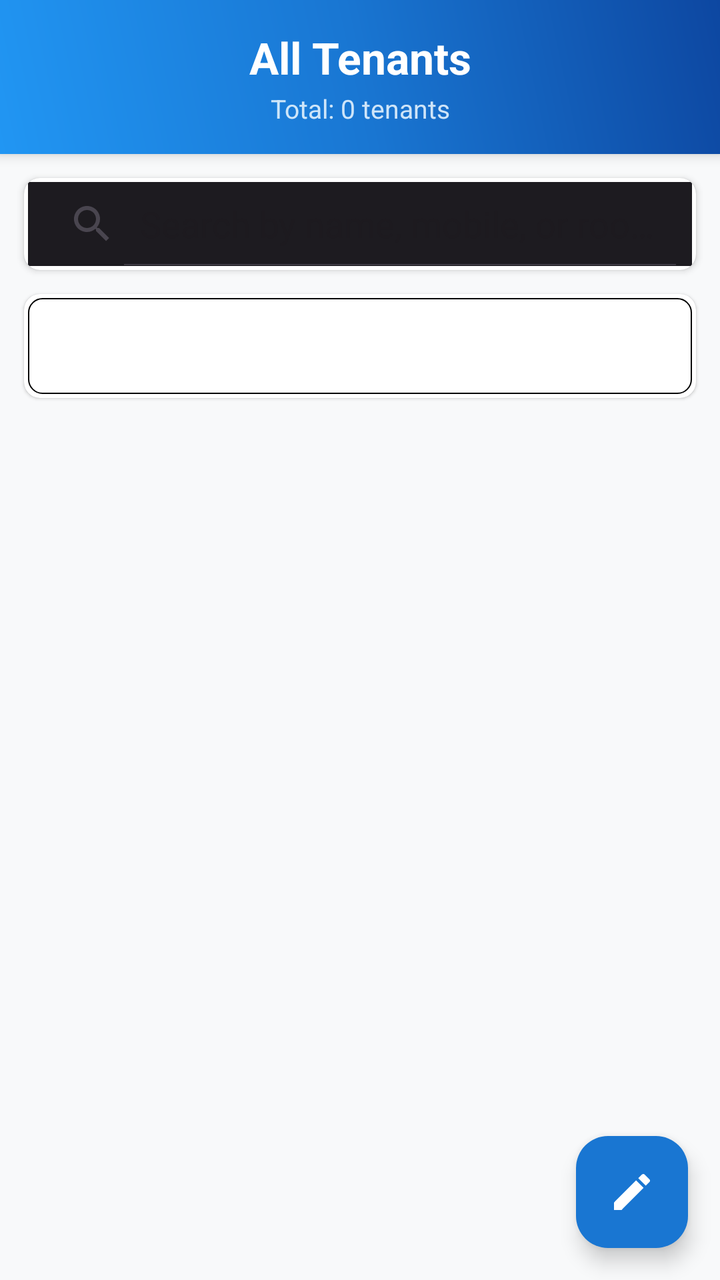
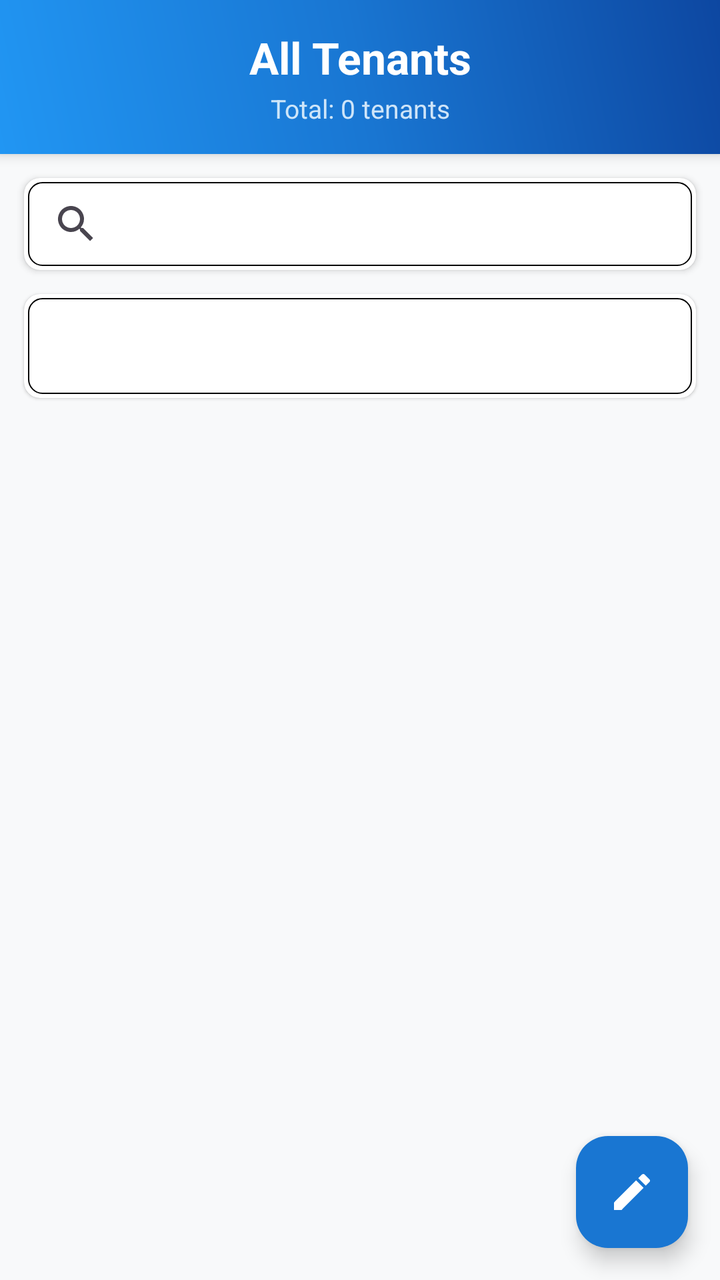

Screens rendered from an Android XML layout before and after an edit, with the pre-edit source and the edit as a unified diff.
<!-- AndroidManifest.xml: application theme Theme.RentMangment -->
<!-- res/layout/fragment_tenants_tabbed.xml -->
<?xml version="1.0" encoding="utf-8"?>
<androidx.coordinatorlayout.widget.CoordinatorLayout
    xmlns:android="http://schemas.android.com/apk/res/android"
    xmlns:app="http://schemas.android.com/apk/res-auto"
    android:layout_width="match_parent"
    android:layout_height="match_parent"
    android:background="#F8F9FA">

    <LinearLayout
        android:layout_width="match_parent"
        android:layout_height="match_parent"
        android:orientation="vertical">

        
        <RelativeLayout
            android:layout_width="match_parent"
            android:layout_height="wrap_content"
            android:background="@drawable/nav_header_gradient"
            android:elevation="4dp"
            android:paddingTop="16dp"
            android:paddingBottom="12dp"
            android:paddingHorizontal="20dp">

            <LinearLayout
                android:layout_width="match_parent"
                android:layout_height="wrap_content"
                android:orientation="vertical"
                android:layout_centerInParent="true">

                <TextView
                    android:layout_width="match_parent"
                    android:layout_height="wrap_content"
                    android:text="All Tenants"
                    android:textSize="22sp"
                    android:textStyle="bold"
                    android:textColor="@android:color/white"
                    android:gravity="center" />

                <TextView
                    android:id="@+id/tvTotalCount"
                    android:layout_width="match_parent"
                    android:layout_height="wrap_content"
                    android:text="Total: 0 tenants"
                    android:textSize="13sp"
                    android:layout_marginTop="2dp"
                    android:textColor="#E3F2FD"
                    android:gravity="center"
                    android:alpha="0.9" />

            </LinearLayout>

        </RelativeLayout>

        
        <androidx.cardview.widget.CardView
            android:layout_width="match_parent"
            android:layout_height="wrap_content"
            android:layout_margin="12dp"
            app:cardCornerRadius="8dp"
            app:cardElevation="2dp"
            app:cardBackgroundColor="#FFFFFF">

            <SearchView
                android:id="@+id/searchView"
                android:layout_width="match_parent"
                android:layout_height="42dp"
                android:iconifiedByDefault="false"
                android:queryHint="Search by name, mobile, or room..."
                android:background="@drawable/simple_line_background"
                android:layout_margin="2dp"
                android:theme="@style/SearchViewTheme" />

        </androidx.cardview.widget.CardView>

        
        <androidx.cardview.widget.CardView
            android:layout_width="match_parent"
            android:layout_height="wrap_content"
            android:layout_marginHorizontal="12dp"
            android:layout_marginBottom="8dp"
            app:cardCornerRadius="8dp"
            app:cardElevation="1dp"
            app:cardBackgroundColor="#FFFFFF">

            <com.google.android.material.tabs.TabLayout
                android:id="@+id/tabLayout"
                android:layout_width="match_parent"
                android:layout_height="48dp"
                android:layout_margin="2dp"
                app:tabMode="fixed"
                app:tabGravity="fill"
                app:tabSelectedTextColor="#1976D2"
                app:tabTextColor="#757575"
                app:tabIndicatorColor="#1976D2"
                app:tabIndicatorHeight="3dp"
                app:tabRippleColor="#E3F2FD"
                android:background="@drawable/simple_line_background"
                />

        </androidx.cardview.widget.CardView>

        
        <androidx.viewpager2.widget.ViewPager2
            android:id="@+id/viewPager"
            android:layout_width="match_parent"
            android:layout_height="0dp"
            android:layout_margin="10dp"
            android:layout_weight="1"
            android:layout_marginHorizontal="4dp"
            android:layout_marginBottom="4dp" />

    </LinearLayout>

    
    <com.google.android.material.floatingactionbutton.FloatingActionButton
        android:id="@+id/fabAddTenant"
        android:layout_width="wrap_content"
        android:layout_height="wrap_content"
        android:layout_gravity="bottom|end"
        android:layout_margin="16dp"
        android:src="@drawable/ic_edit"
        android:contentDescription="Add new tenant"
        app:tint="@android:color/white"
        app:backgroundTint="#1976D2"
        app:elevation="6dp"
        app:pressedTranslationZ="8dp"
        app:borderWidth="0dp"
        app:rippleColor="#BBDEFB" />

</androidx.coordinatorlayout.widget.CoordinatorLayout>
<!-- resources referenced by this layout -->
<resources>
  <!-- drawable ic_edit (drawable) -->
  <?xml version="1.0" encoding="utf-8"?>
  <vector xmlns:android="http://schemas.android.com/apk/res/android"
      android:width="24dp"
      android:height="24dp"
      android:viewportWidth="24"
      android:viewportHeight="24">
  
      <path
          android:fillColor="#FF000000"
          android:pathData="M3,17.25V21h3.75L17.81,9.94l-3.75-3.75L3,17.25zM20.71,7.04c0.39,-0.39 0.39,-1.02 0,-1.41l-2.34,-2.34c-0.39,-0.39 -1.02,-0.39 -1.41,0l-1.83,1.83l3.75,3.75L20.71,7.04z" />
  </vector>
  <!-- drawable nav_header_gradient (drawable) -->
  <?xml version="1.0" encoding="utf-8"?>
  <shape xmlns:android="http://schemas.android.com/apk/res/android">
      <gradient
          android:angle="45"
          android:startColor="#2196F3"
          android:centerColor="#1976D2"
          android:endColor="#0D47A1"
          android:type="linear" />
  </shape>
  <!-- drawable simple_line_background (drawable) -->
  <?xml version="1.0" encoding="utf-8"?>
  <shape xmlns:android="http://schemas.android.com/apk/res/android">
  <solid android:color="@color/white"/>
      <stroke android:color="@color/black" android:width="0.5dp"/>
      <corners android:radius="7dp"/>
  </shape>
  <style name="SearchViewTheme" parent="Widget.AppCompat.SearchView">
          
          <item name="android:background">?attr/colorOnBackground</item>
          <item name="android:textColor">?attr/colorOnBackground</item>
      </style>
  <style name="Theme.RentMangment" parent="Base.Theme.RentMangment" />
  <color name="white">#FFFFFFFF</color>
  <color name="black">#FF000000</color>
  <style name="Base.Theme.RentMangment" parent="Theme.Material3.DayNight.NoActionBar">
          
          
      </style>
</resources>

<!-- the commit's change to res/layout/fragment_tenants_tabbed.xml (unified diff, before → after) -->
@@ -60,15 +60,14 @@
             app:cardElevation="2dp"
             app:cardBackgroundColor="#FFFFFF">
 
-            <SearchView
+            <androidx.appcompat.widget.SearchView
                 android:id="@+id/searchView"
                 android:layout_width="match_parent"
                 android:layout_height="42dp"
                 android:iconifiedByDefault="false"
                 android:queryHint="Search by name, mobile, or room..."
                 android:background="@drawable/simple_line_background"
-                android:layout_margin="2dp"
-                android:theme="@style/SearchViewTheme" />
+                android:layout_margin="2dp" />
 
         </androidx.cardview.widget.CardView>
 
<!-- resource entries referenced after the edit -->
@@ -29,11 +29,6 @@
       <stroke android:color="@color/black" android:width="0.5dp"/>
       <corners android:radius="7dp"/>
   </shape>
-  <style name="SearchViewTheme" parent="Widget.AppCompat.SearchView">
-          
-          <item name="android:background">?attr/colorOnBackground</item>
-          <item name="android:textColor">?attr/colorOnBackground</item>
-      </style>
   <style name="Theme.RentMangment" parent="Base.Theme.RentMangment" />
   <color name="white">#FFFFFFFF</color>
   <color name="black">#FF000000</color>
